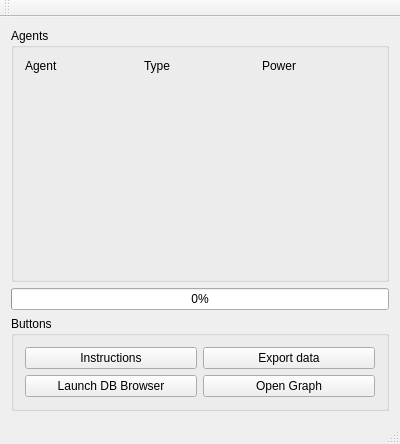
Above: QCustomPlotTestVS/QCustomPlotTestVS/MainWindow.ui from killiansmyth17/fyp before the change. Below: the same form after it.
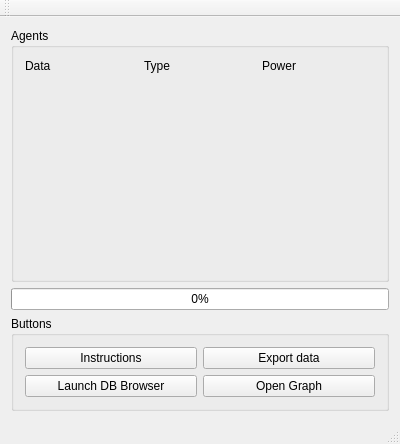
That is the form after the change.

Commit message: Changed Agent column to Data column to be more in line with what it was describing

Diff of the .ui file:
```diff
--- a/QCustomPlotTestVS/QCustomPlotTestVS/MainWindow.ui
+++ b/QCustomPlotTestVS/QCustomPlotTestVS/MainWindow.ui
@@ -26,7 +26,7 @@
          <item>
           <widget class="QLabel" name="label">
            <property name="text">
-            <string>Agent</string>
+            <string>Data</string>
            </property>
           </widget>
          </item>
```
